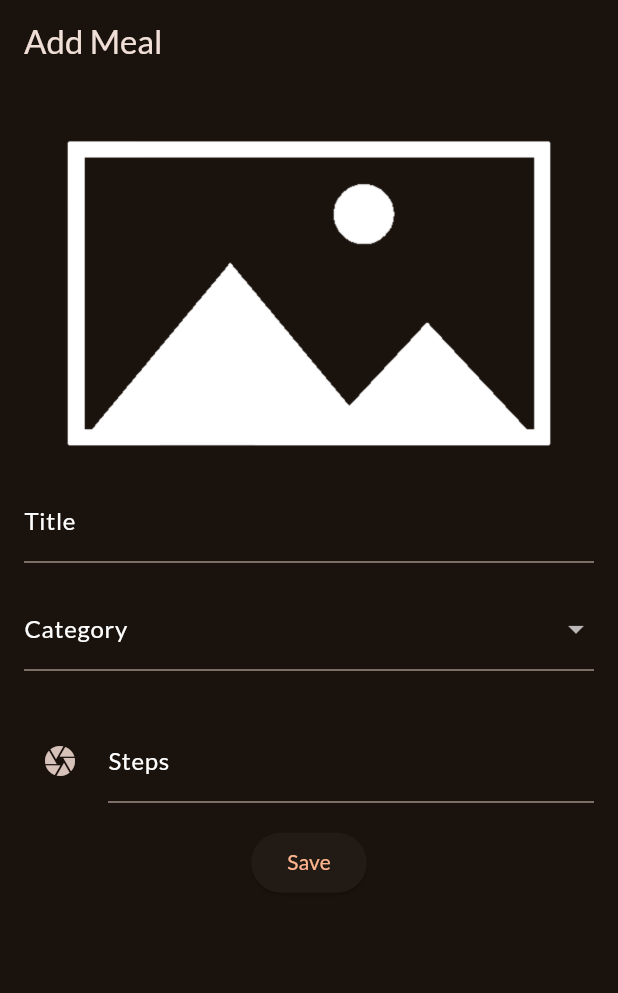
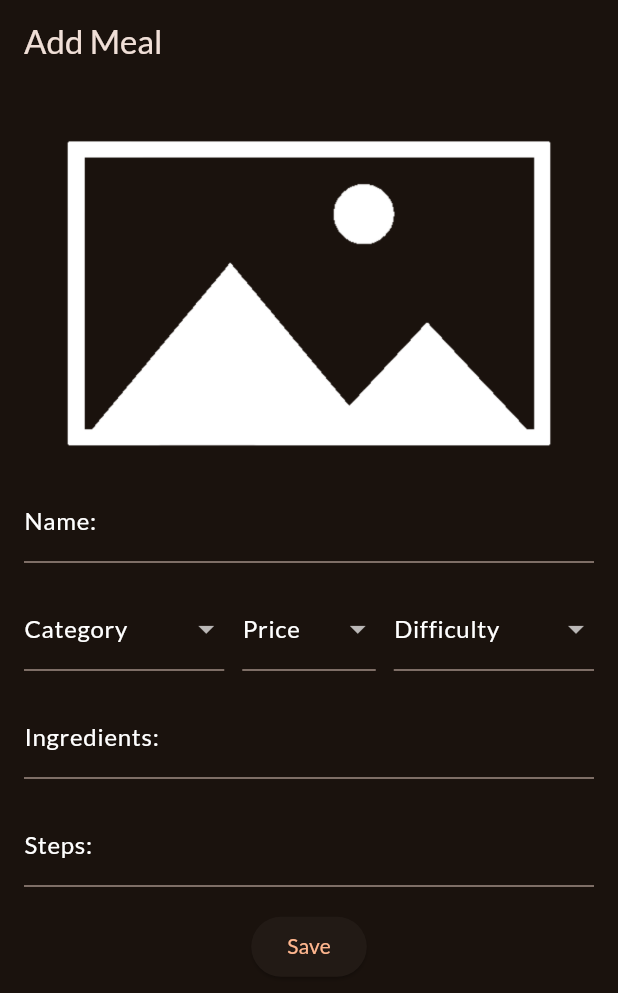
Before and after one commit to B0ilingT/SCRUMptious, a Flutter app: the screen it shows after launch, on a phone screen of 412 x 824 dp. Shown: the top 993 px of the screen. Run offline on Flutter 3.47's test engine with Material 3 defaults, Android fonts, the phone set to English and light mode, and no system bars; our stand-ins replace flutter_riverpod, flutter_secure_storage, flutter_slidable, google_fonts, image_cropper, image_picker and 2 more.

Commit message:
Neatened Add Meal Screen

```diff
--- a/scrumptious/lib/models/meal.dart
+++ b/scrumptious/lib/models/meal.dart
@@ -13,6 +13,19 @@ enum Affordability {
   affordable,
   pricey,
   luxurious,
+}
+
+String getAffordabilitySign(Affordability enumAffordability) {
+  switch (enumAffordability) {
+    case Affordability.affordable:
+      return '£';
+    case Affordability.pricey:
+      return '££';
+    case Affordability.luxurious:
+      return '£££';
+    default:
+      return '';
+  }
 }
 
 Affordability stringToAffordability(String str) {
--- a/scrumptious/lib/screens/meals/add_meal.dart
+++ b/scrumptious/lib/screens/meals/add_meal.dart
@@ -7,6 +7,7 @@ import 'package:logging/logging.dart';
 import 'package:palette_generator/palette_generator.dart';
 import 'package:scrumptious/data/dummy_data.dart';
 import 'package:path_provider/path_provider.dart';
+import 'package:scrumptious/models/meal.dart';
 
 final _logger = Logger('AddMealScreen');
 
@@ -16,7 +17,15 @@ class AddMealScreen extends StatefulWidget {
   State<AddMealScreen> createState() => _AddMealScreenState();
 }
 
+String capitalizeFirstLetter(String text) {
+  if (text.isEmpty) {
+    return text;
+  }
+  return text[0].toUpperCase() + text.substring(1);
+}
+
 class _AddMealScreenState extends State<AddMealScreen> {
+  List<String> steps = [''];
   File? image;
   PaletteGenerator? paletteGenerator;
   Future pickImage() async {
@@ -64,8 +73,12 @@ class _AddMealScreenState extends State<AddMealScreen> {
 
     if (croppedFile != null) {
       final file = File(croppedFile.path);
+      final newPalette = await PaletteGenerator.fromImageProvider(
+        FileImage(file),
+      );
       setState(() {
         image = file;
+        paletteGenerator = newPalette;
       });
     }
   }
@@ -78,6 +91,12 @@ class _AddMealScreenState extends State<AddMealScreen> {
       255 - color.blue,
       1,
     );
+  }
+
+  void addStep() {
+    setState(() {
+      steps.add('');
+    });
   }
 
   @override
@@ -139,12 +158,16 @@ class _AddMealScreenState extends State<AddMealScreen> {
             const TextField(
               style: TextStyle(color: Colors.white),
               decoration: InputDecoration(
-                labelText: 'Title',
+                labelText: 'Name:',
                 labelStyle: TextStyle(color: Colors.white),
               ),
             ),
             const SizedBox(height: 16.0),
-            DropdownButtonFormField<String>(
+            Row(
+              children: [
+                Expanded(
+                  flex: 3,
+                  child: DropdownButtonFormField<String>(
                     decoration: const InputDecoration(
                       labelText: 'Category',
                       labelStyle: TextStyle(color: Colors.white),
@@ -158,22 +181,68 @@ class _AddMealScreenState extends State<AddMealScreen> {
                     }).toList(),
                     onChanged: (value) {},
                   ),
-            const SizedBox(height: 16.0),
+                ),
+                const SizedBox(width: 12.0),
+                Expanded(
+                  flex: 2,
+                  child: DropdownButtonFormField<String>(
+                    decoration: const InputDecoration(
+                      labelText: 'Price',
+                      labelStyle: TextStyle(color: Colors.white),
+                    ),
+                    items: Affordability.values.map((affordability) {
+                      return DropdownMenuItem(
+                        value: affordability.name,
+                        child: Text(getAffordabilitySign(affordability),
+                            style: const TextStyle(color: Colors.white)),
+                      );
+                    }).toList(),
+                    onChanged: (value) {},
+                  ),
+                ),
+                const SizedBox(width: 12.0),
+                Expanded(
+                  flex: 3,
+                  child: DropdownButtonFormField<String>(
+                    decoration: const InputDecoration(
+                      labelText: 'Difficulty',
+                      labelStyle: TextStyle(color: Colors.white),
+                    ),
+                    items: Complexity.values.map((complexity) {
+                      return DropdownMenuItem(
+                        value: complexity.name,
+                        child: Text(capitalizeFirstLetter(complexity.name),
+                            style: const TextStyle(color: Colors.white)),
+                      );
+                    }).toList(),
+                    onChanged: (value) {},
+                  ),
+                ),
+              ],
+            ),
             const SizedBox(height: 16.0),
             Row(
               children: [
-                IconButton(
-                  icon: const Icon(Icons.camera),
-                  onPressed: () async {
-                    await pickImage();
-                  },
-                ),
-                const SizedBox(width: 8.0),
                 const Expanded(
                   child: TextField(
                     style: TextStyle(color: Colors.white),
                     decoration: InputDecoration(
-                      labelText: 'Steps',
+                      labelText: 'Ingredients:',
+                      labelStyle: TextStyle(color: Colors.white),
+                    ),
+                    maxLines: null,
+                  ),
+                ),
+              ],
+            ),
+            const SizedBox(height: 16.0),
+            Row(
+              children: [
+                const Expanded(
+                  child: TextField(
+                    style: TextStyle(color: Colors.white),
+                    decoration: InputDecoration(
+                      labelText: 'Steps:',
                       labelStyle: TextStyle(color: Colors.white),
                     ),
                     maxLines: null,
```
Lines whose indentation alone changed are shown as unchanged.
